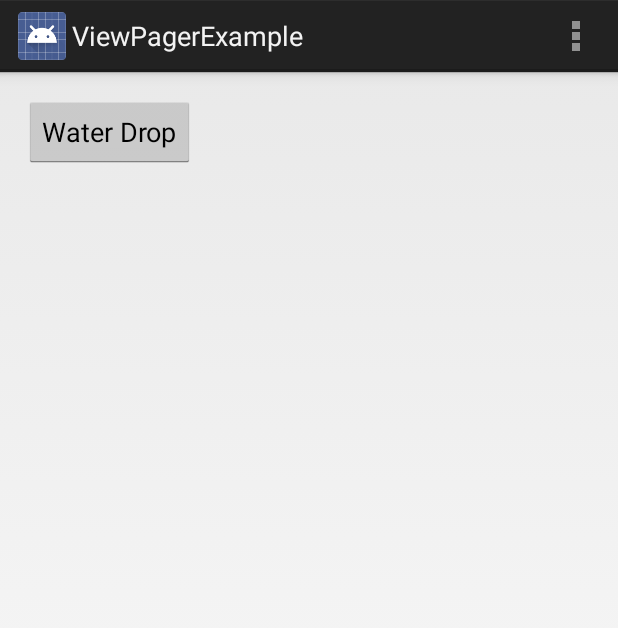
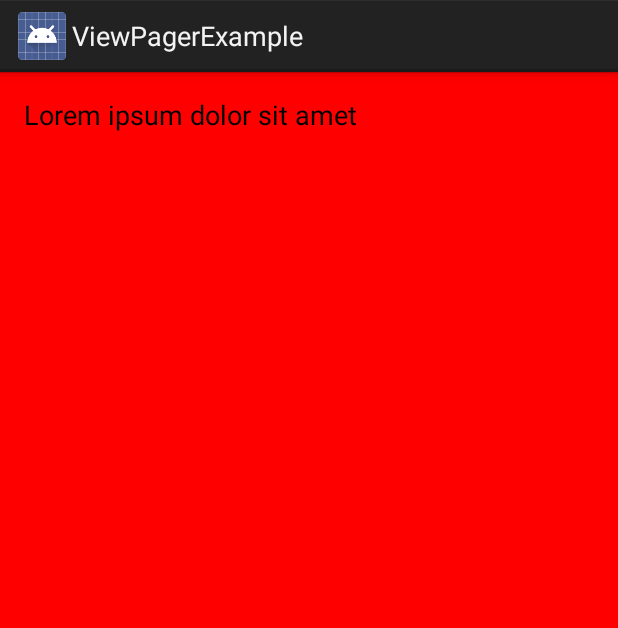
Before and after one commit to bradleybossard/android-viewpager-play, an Android app: the screen it shows after launch (MainActivity), on a phone screen of 412 x 824 dp. Shown: the top 628 px of the screen. Run offline under Robolectric (Android 15) with nearby library versions, the phone set to English and light mode, and no system bars.

Commit message:
Added basic framework of ViewPager ala developer tutorial http://developer.android.com/training/animation/screen-slide.html Added logic to change the text and background color of each page (based on page number). Added ZoomOutPageTransformer to give nice zoom in/out effect when swiping between pages.

```diff
--- a/app/src/main/java/com/bradleybossard/viewpagerexample/MainActivity.java
+++ b/app/src/main/java/com/bradleybossard/viewpagerexample/MainActivity.java
@@ -1,21 +1,33 @@
 package com.bradleybossard.viewpagerexample;
 
-import android.app.Activity;
-import android.media.MediaPlayer;
 import android.os.Bundle;
-import android.view.Menu;
-import android.view.View;
-import android.view.View.OnClickListener;
-import android.widget.Button;
+import android.support.v4.app.Fragment;
+import android.support.v4.app.FragmentActivity;
+import android.support.v4.app.FragmentManager;
+import android.support.v4.app.FragmentStatePagerAdapter;
+import android.support.v4.view.PagerAdapter;
+import android.support.v4.view.ViewPager;
 
+//import android.support.v4.app.FragmentActivity;
+//import android.support.v4.app.FragmentManager;
+//import android.support.v4.app.Fragment;
+
+/*
 public class MainActivity extends Activity {
-/*
     @Override
     protected void onCreate(Bundle savedInstanceState) {
         super.onCreate(savedInstanceState);
         setContentView(R.layout.activity_main);
+
+        Button one = (Button)this.findViewById(R.id.button1);
+        final MediaPlayer mp = MediaPlayer.create(this, R.raw.water_drop);
+        one.setOnClickListener(new OnClickListener(){
+
+            public void onClick(View v) {
+                mp.start();
+            }
+        });
     }
-
 
     @Override
     public boolean onCreateOptionsMenu(Menu menu) {
@@ -40,25 +52,68 @@ public class MainActivity extends Activity {
     }
 */
 
+
+
+
+public class MainActivity extends FragmentActivity {
+    /**
+     * The number of pages (wizard steps) to show in this demo.
+     */
+    private static final int NUM_PAGES = 3;
+
+    /**
+     * The pager widget, which handles animation and allows swiping horizontally to access previous
+     * and next wizard steps.
+     */
+    private ViewPager mPager;
+
+    /**
+     * The pager adapter, which provides the pages to the view pager widget.
+     */
+    private PagerAdapter mPagerAdapter;
+
     @Override
     protected void onCreate(Bundle savedInstanceState) {
         super.onCreate(savedInstanceState);
-        setContentView(R.layout.activity_main);
+        setContentView(R.layout.activity_screen_slide);
 
-        Button one = (Button)this.findViewById(R.id.button1);
-        final MediaPlayer mp = MediaPlayer.create(this, R.raw.water_drop);
-        one.setOnClickListener(new OnClickListener(){
-
-            public void onClick(View v) {
-                mp.start();
-            }
-        });
+        // Instantiate a ViewPager and a PagerAdapter.
+        mPager = (ViewPager) findViewById(R.id.pager);
+        mPager.setPageTransformer(true, new ZoomOutPageTransformer());
+        mPagerAdapter = new ScreenSlidePagerAdapter(getSupportFragmentManager());
+        mPager.setAdapter(mPagerAdapter);
     }
 
     @Override
-    public boolean onCreateOptionsMenu(Menu menu) {
-        // Inflate the menu; this adds items to the action bar if it is present.
-        getMenuInflater().inflate(R.menu.main, menu);
-        return true;
+    public void onBackPressed() {
+        if (mPager.getCurrentItem() == 0) {
+            // If the user is currently looking at the first step, allow the system to handle the
+            // Back button. This calls finish() on this activity and pops the back stack.
+            super.onBackPressed();
+        } else {
+            // Otherwise, select the previous step.
+            mPager.setCurrentItem(mPager.getCurrentItem() - 1);
+        }
     }
+
+    /**
+     * A simple pager adapter that represents 5 ScreenSlidePageFragment objects, in
+     * sequence.
+     */
+    private class ScreenSlidePagerAdapter extends FragmentStatePagerAdapter {
+        public ScreenSlidePagerAdapter(FragmentManager fm) {
+            super(fm);
+        }
+
+        @Override
+        public Fragment getItem(int position) {
+            return ScreenSlidePageFragment.newInstance(position);
+        }
+
+        @Override
+        public int getCount() {
+            return NUM_PAGES;
+        }
+    }
+
 }
--- /dev/null
+++ b/app/src/main/java/com/bradleybossard/viewpagerexample/ScreenSlidePageFragment.java
@@ -0,0 +1,131 @@
+package com.bradleybossard.viewpagerexample;
+
+import android.os.Bundle;
+import android.support.v4.app.Fragment;
+import android.view.LayoutInflater;
+import android.view.View;
+import android.view.ViewGroup;
+import android.widget.ScrollView;
+import android.widget.TextView;
+
+
+/**
+ * A simple {@link Fragment} subclass.
+ * Activities that contain this fragment must implement the
+ * {@link ScreenSlidePageFragment.OnFragmentInteractionListener} interface
+ * to handle interaction events.
+ * Use the {@link ScreenSlidePageFragment#newInstance} factory method to
+ * create an instance of this fragment.
+ *
+ */
+public class ScreenSlidePageFragment extends Fragment {
+    private static final String ARG_PAGENUM = "arg_pagenum";
+
+    private int mPageNum;
+
+    //private OnFragmentInteractionListener mListener;
+
+    /**
+     * Use this factory method to create a new instance of
+     * this fragment using the provided parameters.
+     *
+     * @param pageNum Parameter 1.
+     * @return A new instance of fragment ScreenSlidePageFragment.
+     */
+    // TODO: Rename and change types and number of parameters
+    public static ScreenSlidePageFragment newInstance(int pageNum) {
+        ScreenSlidePageFragment fragment = new ScreenSlidePageFragment();
+        Bundle args = new Bundle();
+        args.putInt(ARG_PAGENUM, pageNum);
+        fragment.setArguments(args);
+        return fragment;
+    }
+
+/*
+    public static ScreenSlidePageFragment newInstance2() {
+        ScreenSlidePageFragment fragment = new ScreenSlidePageFragment();
+        return fragment;
+    }
+*/
+
+    public ScreenSlidePageFragment() {
+        // Required empty public constructor
+    }
+
+    @Override
+    public void onCreate(Bundle savedInstanceState) {
+        super.onCreate(savedInstanceState);
+        if (getArguments() != null) {
+            mPageNum = getArguments().getInt(ARG_PAGENUM);
+        }
+    }
+
+    @Override
+    public View onCreateView(LayoutInflater inflater, ViewGroup container,
+                             Bundle savedInstanceState) {
+        ViewGroup rootView = (ViewGroup) inflater.inflate(
+                R.layout.fragment_screen_slide_page, container, false);
+
+        String ipsumText = "";
+        int colorText = 0xFF000000;
+
+        if (mPageNum == 0) {
+            ipsumText = getText(R.string.lorem_ipsum1).toString();
+            colorText = 0xFFFF0000;
+        } else if (mPageNum == 1) {
+            ipsumText = getText(R.string.lorem_ipsum2).toString();
+            colorText = 0xFF00FF00;
+        } else if (mPageNum == 2) {
+            ipsumText = getText(R.string.lorem_ipsum3).toString();
+            colorText = 0xFF0000FF;
+        }
+
+        ((TextView) rootView.findViewById(R.id.ipsum_text)).setText(ipsumText);
+        ScrollView scrollView = (ScrollView) rootView.findViewById(R.id.content);
+        scrollView.setBackgroundColor(colorText);
+        return rootView;
+    }
+
+/*
+    // TODO: Rename method, update argument and hook method into UI event
+    public void onButtonPressed(Uri uri) {
+        if (mListener != null) {
+            mListener.onFragmentInteraction(uri);
+        }
+    }
+
+    @Override
+    public void onAttach(Activity activity) {
+        super.onAttach(activity);
+        try {
+            mListener = (OnFragmentInteractionListener) activity;
+        } catch (ClassCastException e) {
+            throw new ClassCastException(activity.toString()
+                    + " must implement OnFragmentInteractionListener");
+        }
+    }
+
+    @Override
+    public void onDetach() {
+        super.onDetach();
+        mListener = null;
+    }
+*/
+    /**
+     * This interface must be implemented by activities that contain this
+     * fragment to allow an interaction in this fragment to be communicated
+     * to the activity and potentially other fragments contained in that
+     * activity.
+     * <p>
+     * See the Android Training lesson <a href=
+     * "http://developer.android.com/training/basics/fragments/communicating.html"
+     * >Communicating with Other Fragments</a> for more information.
+     */
+/*
+    public interface OnFragmentInteractionListener {
+        // TODO: Update argument type and name
+        public void onFragmentInteraction(Uri uri);
+    }
+*/
+
+}
--- /dev/null
+++ b/app/src/main/java/com/bradleybossard/viewpagerexample/ZoomOutPageTransformer.java
@@ -0,0 +1,46 @@
+package com.bradleybossard.viewpagerexample;
+
+import android.support.v4.view.ViewPager;
+import android.view.View;
+
+/**
+ * Created by bradleybossard on 11/30/14.
+ */
+public class ZoomOutPageTransformer implements ViewPager.PageTransformer {
+    private static final float MIN_SCALE = 0.85f;
+    private static final float MIN_ALPHA = 0.5f;
+
+    public void transformPage(View view, float position) {
+        int pageWidth = view.getWidth();
+        int pageHeight = view.getHeight();
+
+        if (position < -1) { // [-Infinity,-1)
+            // This page is way off-screen to the left.
+            view.setAlpha(0);
+
+        } else if (position <= 1) { // [-1,1]
+            // Modify the default slide transition to shrink the page as well
+            float scaleFactor = Math.max(MIN_SCALE, 1 - Math.abs(position));
+            float vertMargin = pageHeight * (1 - scaleFactor) / 2;
+            float horzMargin = pageWidth * (1 - scaleFactor) / 2;
+            if (position < 0) {
+                view.setTranslationX(horzMargin - vertMargin / 2);
+            } else {
+                view.setTranslationX(-horzMargin + vertMargin / 2);
+            }
+
+            // Scale the page down (between MIN_SCALE and 1)
+            view.setScaleX(scaleFactor);
+            view.setScaleY(scaleFactor);
+
+            // Fade the page relative to its size.
+            view.setAlpha(MIN_ALPHA +
+                    (scaleFactor - MIN_SCALE) /
+                            (1 - MIN_SCALE) * (1 - MIN_ALPHA));
+
+        } else { // (1,+Infinity]
+            // This page is way off-screen to the right.
+            view.setAlpha(0);
+        }
+    }
+}
--- a/app/src/main/res/layout/activity_main.xml
+++ b/app/src/main/res/layout/activity_main.xml
@@ -1,3 +1,4 @@
+<!--
 <RelativeLayout xmlns:android="http://schemas.android.com/apk/res/android"
     xmlns:tools="http://schemas.android.com/tools"
     android:layout_width="match_parent"
@@ -17,3 +18,11 @@
 
 
 </RelativeLayout>
+-->
+
+<!-- activity_screen_slide.xml -->
+<android.support.v4.view.ViewPager
+xmlns:android="http://schemas.android.com/apk/res/android"
+android:id="@+id/pager"
+android:layout_width="match_parent"
+android:layout_height="match_parent" />
--- /dev/null
+++ b/app/src/main/res/layout/activity_screen_slide.xml
@@ -0,0 +1,8 @@
+<?xml version="1.0" encoding="utf-8"?>
+
+<!-- activity_screen_slide.xml -->
+<android.support.v4.view.ViewPager
+    xmlns:android="http://schemas.android.com/apk/res/android"
+    android:id="@+id/pager"
+    android:layout_width="match_parent"
+    android:layout_height="match_parent" />
--- /dev/null
+++ b/app/src/main/res/layout/fragment_screen_slide_page.xml
@@ -0,0 +1,15 @@
+<!-- fragment_screen_slide_page.xml -->
+<ScrollView xmlns:android="http://schemas.android.com/apk/res/android"
+    android:id="@+id/content"
+    android:background="#FF0000"
+    android:layout_width="match_parent"
+    android:layout_height="match_parent" >
+
+    <TextView style="?android:textAppearanceMedium"
+        android:id="@+id/ipsum_text"
+        android:padding="16dp"
+        android:lineSpacingMultiplier="1.2"
+        android:layout_width="match_parent"
+        android:layout_height="wrap_content"
+        android:text="@string/lorem_ipsum"/>
+</ScrollView>
--- a/app/src/main/res/values/strings.xml
+++ b/app/src/main/res/values/strings.xml
@@ -5,5 +5,10 @@
     <string name="hello_world">Hello world!</string>
     <string name="water_drop">Water Drop</string>
     <string name="action_settings">Settings</string>
+    <string name="lorem_ipsum">Lorem</string>
+    <string name="lorem_ipsum1">Lorem ipsum dolor sit amet</string>
+    <string name="lorem_ipsum2">consectetur adipiscing elit</string>
+    <string name="lorem_ipsum3">Mauris et magna ut erat elementum cursus in quis ipsum.</string>
+    <string name="hello_blank_fragment">Hello blank fragment</string>
 
 </resources>
```
